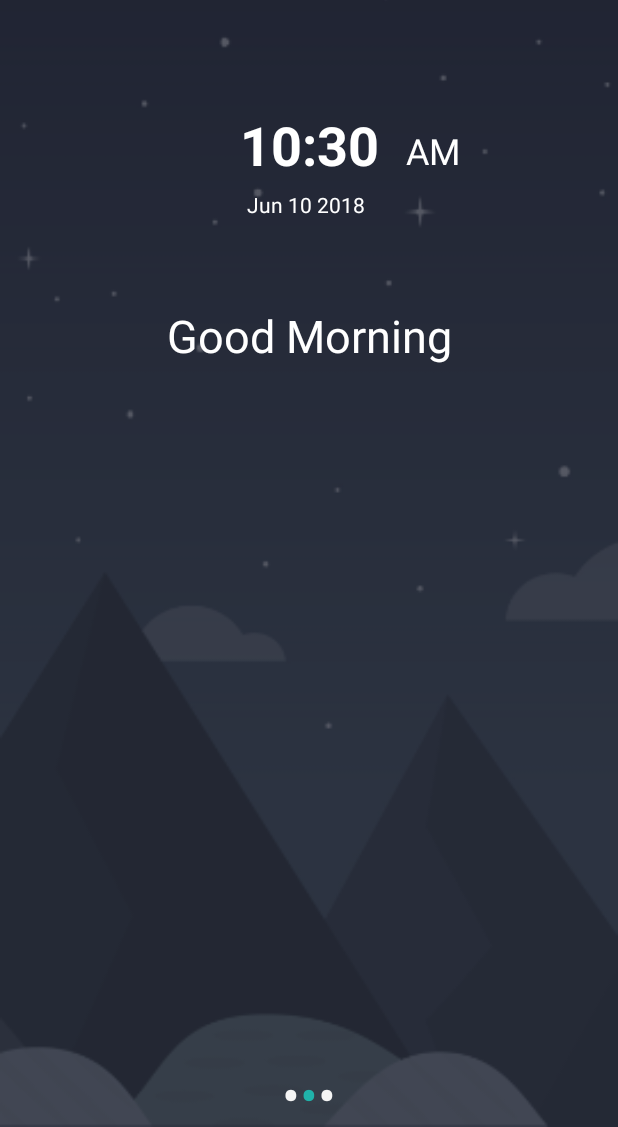
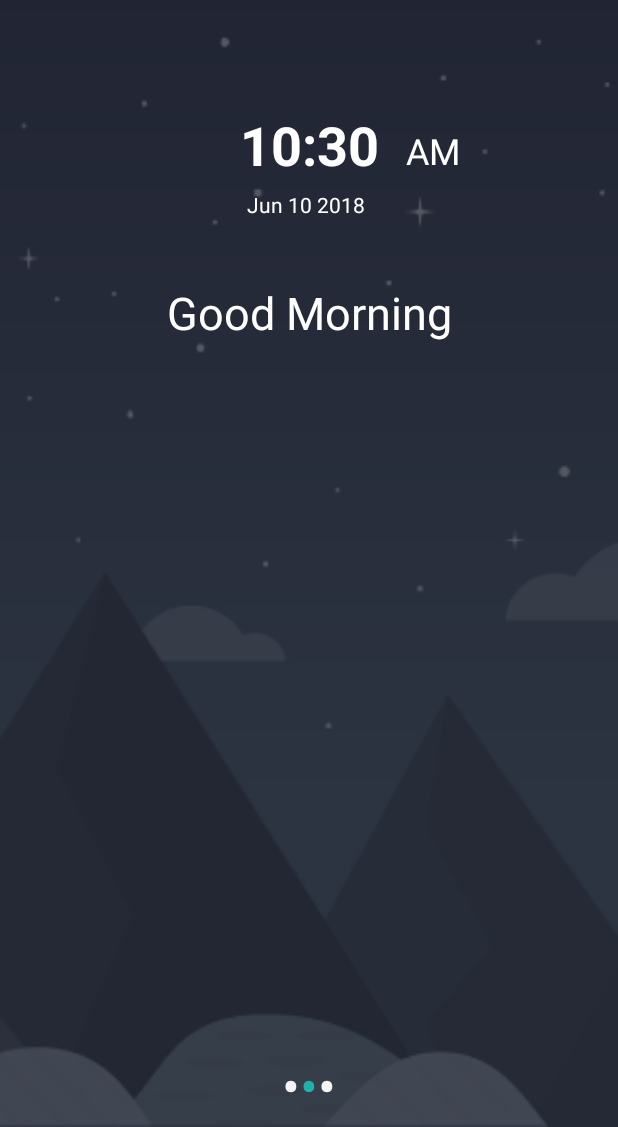
Before and after one commit to gerin98/Alarm, an Android app: the screen it shows after launch (MainActivity), on a phone screen of 412 x 824 dp, the part 109-1236 px from its top. Run offline under Robolectric (Android 15) with nearby library versions, the phone set to English and light mode, and no system bars; Roboto replaces fonts that are not available here.

Commit message:
updated theme for bubbles

```diff
--- a/app/src/main/java/com/example/gerin/alarm/MainActivity.java
+++ b/app/src/main/java/com/example/gerin/alarm/MainActivity.java
@@ -399,12 +399,7 @@ public class MainActivity extends AppCompatActivity {
 
 
         for(int i = 0; i < mdots.length; i++){
-//            mdots[i] = new TextView(this);
-//            mdots[i].setText(Html.fromHtml("&#8226;"));
-//            mdots[i].setTextSize(35);
             mdots[i].setTextColor(getResources().getColor(R.color.white_smoke));
-//
-//            mDotLayout.addView(mdots[i]);
         }
 
         if(mdots.length > 0){
--- a/app/src/main/res/layout/activity_main.xml
+++ b/app/src/main/res/layout/activity_main.xml
@@ -33,17 +33,19 @@
     <android.support.v4.view.ViewPager xmlns:android="http://schemas.android.com/apk/res/android"
         android:id="@+id/slidePager"
         android:layout_width="match_parent"
-        android:layout_height="471dp"
+        android:layout_height="456dp"
         android:layout_alignParentStart="true"
         android:layout_below="@+id/my_toolbar" />
 
     <LinearLayout
         android:id="@+id/mDotLayout"
+        android:orientation="horizontal"
         android:layout_width="match_parent"
-        android:layout_height="45dp"
+        android:layout_height="55dp"
         android:layout_alignParentBottom="true"
         android:layout_alignParentStart="true"
-        android:gravity="center_horizontal">
+        android:gravity="center"
+        >
 
     </LinearLayout>
 
```
